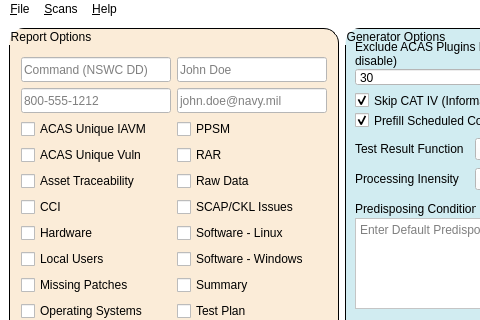
First picture: the form in ui_scans_to_reports.ui, repository CyberSecDef/scans2reports, before the edit; both pictures show x 0 to 480 and y 0 to 320 of the 1400 by 864 pixel window.
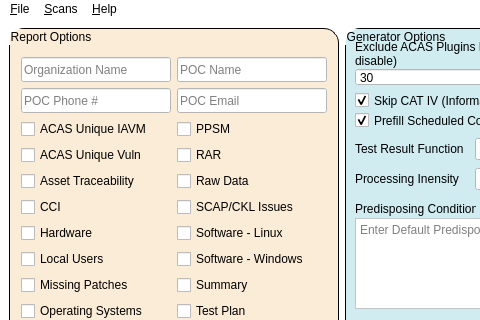
Second picture: the form after the edit.

```diff
--- a/ui_scans_to_reports.ui
+++ b/ui_scans_to_reports.ui
@@ -932,7 +932,7 @@
             <string>Enter the Name of the Base or Command the package belongs to.</string>
            </property>
            <property name="placeholderText">
-            <string>Command (NSWC DD)</string>
+            <string>Organization Name</string>
            </property>
           </widget>
          </item>
@@ -1008,7 +1008,7 @@
             <string>Enter the Name of the main Point of Contact for the package</string>
            </property>
            <property name="placeholderText">
-            <string>John Doe</string>
+            <string>POC Name</string>
            </property>
           </widget>
          </item>
@@ -1052,7 +1052,7 @@
             <string>Enter the Phone Number for the main Point of Contact for the package</string>
            </property>
            <property name="placeholderText">
-            <string>800-555-1212</string>
+            <string>POC Phone #</string>
            </property>
           </widget>
          </item>
@@ -1096,7 +1096,7 @@
             <string>Enter the Email for the main Point of Contact for the package</string>
            </property>
            <property name="placeholderText">
-            <string>john.doe@navy.mil</string>
+            <string>POC Email</string>
            </property>
           </widget>
          </item>
```
